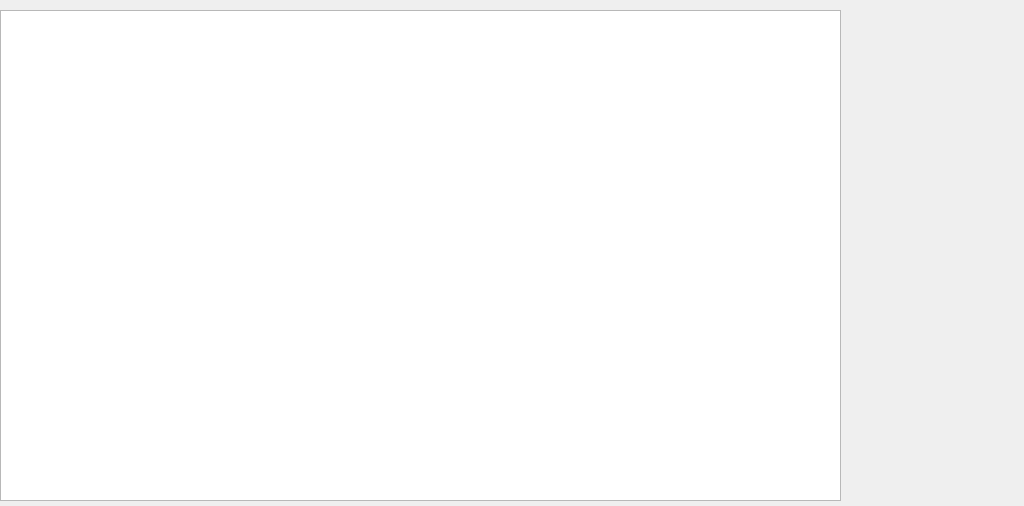
luozhiyong131/BusBar, file BusBar-Qt/logs/logmain/logmainelewid.ui: the form before one commit.
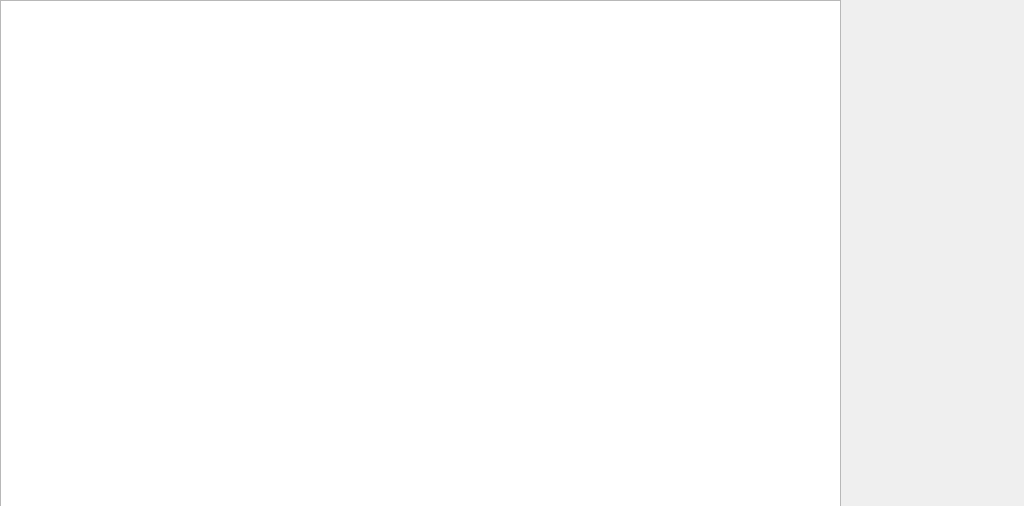
The form after the commit.

Patch:
```diff
--- a/BusBar-Qt/logs/logmain/logmainelewid.ui
+++ b/BusBar-Qt/logs/logmain/logmainelewid.ui
@@ -17,9 +17,9 @@
    <property name="geometry">
     <rect>
      <x>0</x>
-     <y>10</y>
+     <y>0</y>
      <width>841</width>
-     <height>491</height>
+     <height>511</height>
     </rect>
    </property>
   </widget>
@@ -27,9 +27,9 @@
    <property name="geometry">
     <rect>
      <x>840</x>
-     <y>10</y>
+     <y>0</y>
      <width>180</width>
-     <height>471</height>
+     <height>511</height>
     </rect>
    </property>
   </widget>
```
